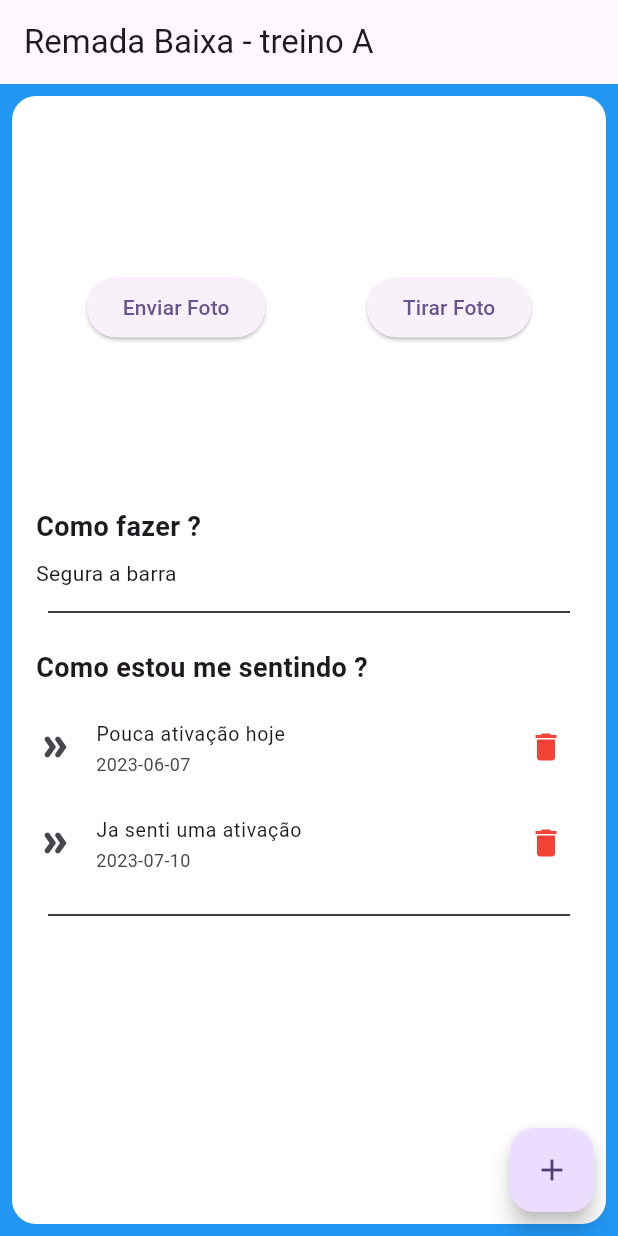
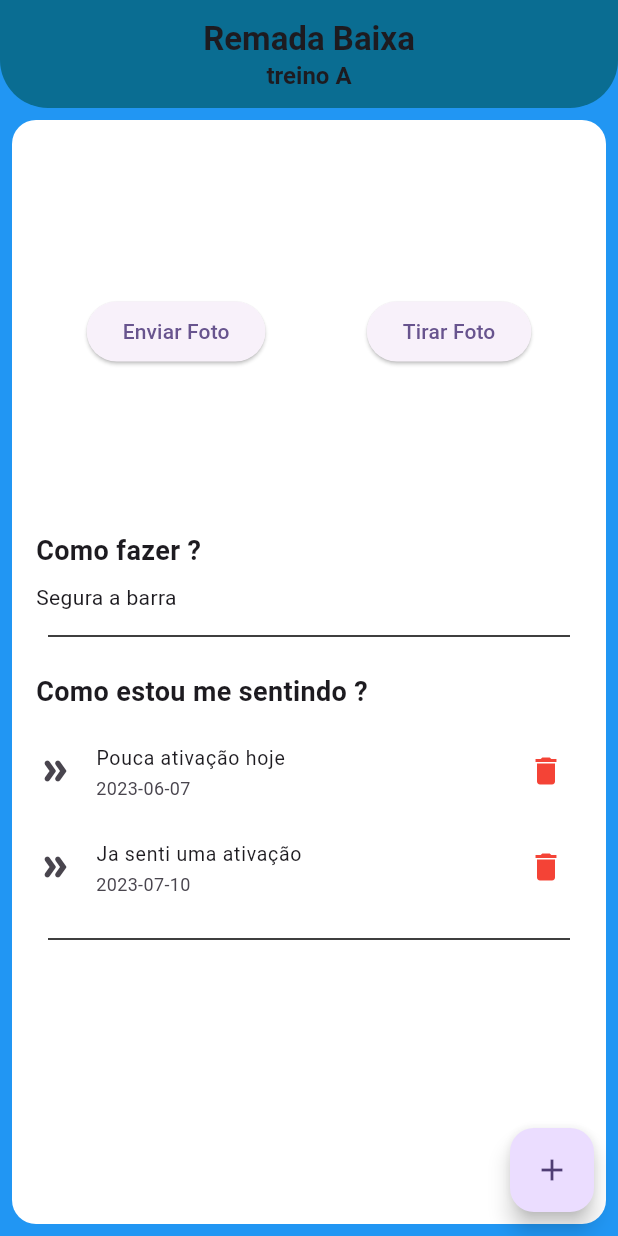
Before and after one commit to GustavoAlex10/Flutter-study, a Flutter app: the screen it shows after launch, on a phone screen of 412 x 824 dp. Run offline on Flutter 3.47's test engine with Material 2 defaults, Android fonts, the phone set to English and light mode, and no system bars.

Commit message:
feat: styling appbar

```diff
--- a/lib/view/exercises.dart
+++ b/lib/view/exercises.dart
@@ -23,7 +23,29 @@ class ExerciseView extends StatelessWidget {
     return Scaffold(
         backgroundColor: Colors.blue,
         appBar: AppBar(
-            title: Text("${exerciseModel.nome} - ${exerciseModel.treino}")),
+          title: Column(
+            children: [
+              Text(
+                exerciseModel.nome,
+                style:
+                    const TextStyle(fontWeight: FontWeight.bold, fontSize: 22),
+              ),
+              Text(
+                exerciseModel.treino,
+                style:
+                    const TextStyle(fontWeight: FontWeight.bold, fontSize: 16),
+              ),
+            ],
+          ),
+          centerTitle: true,
+          backgroundColor: const Color(0xFF0A6D92),
+          elevation: 0,
+          toolbarHeight: 72,
+          shape: const RoundedRectangleBorder(
+              borderRadius: BorderRadius.vertical(
+            bottom: Radius.circular(32),
+          )),
+        ),
         floatingActionButton: FloatingActionButton(
           onPressed: () {
             print("Float foi clicado");
```
Also changed, not shown: 1 other file.
